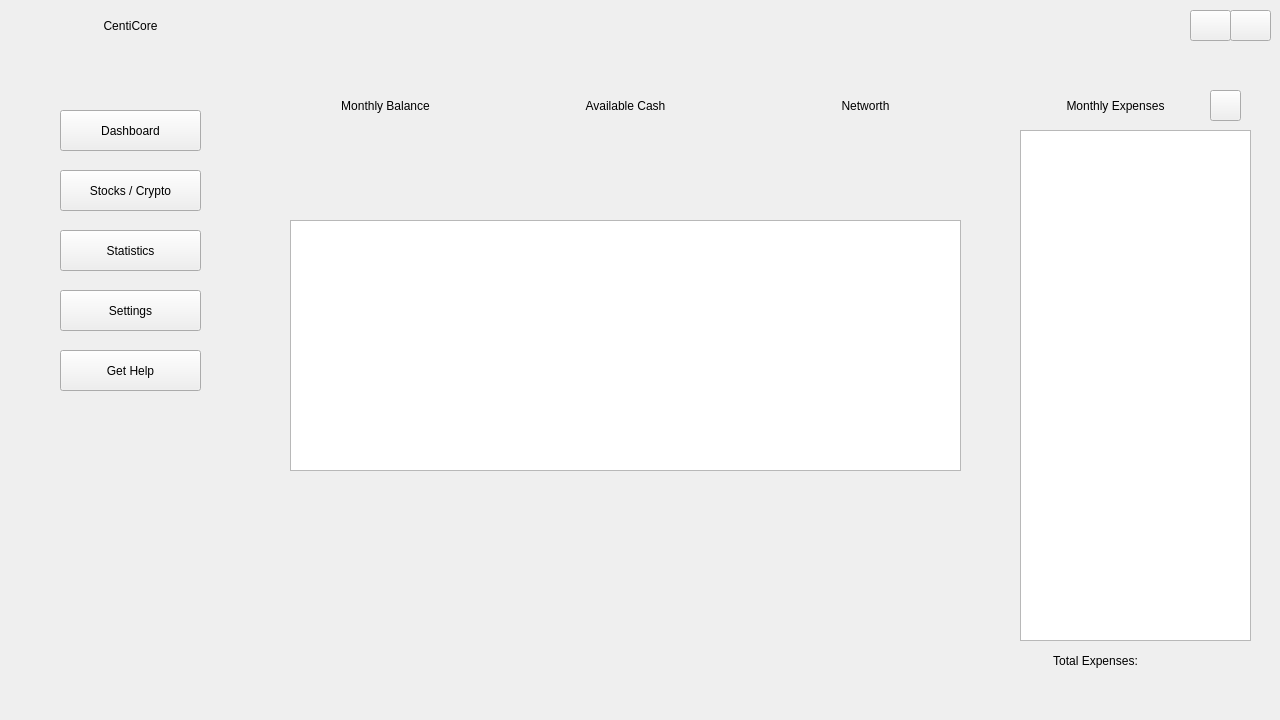
Above: src/view/ui/main_page.ui from OmerElmaliach/CentiCore before the change. Below: the same form after it.
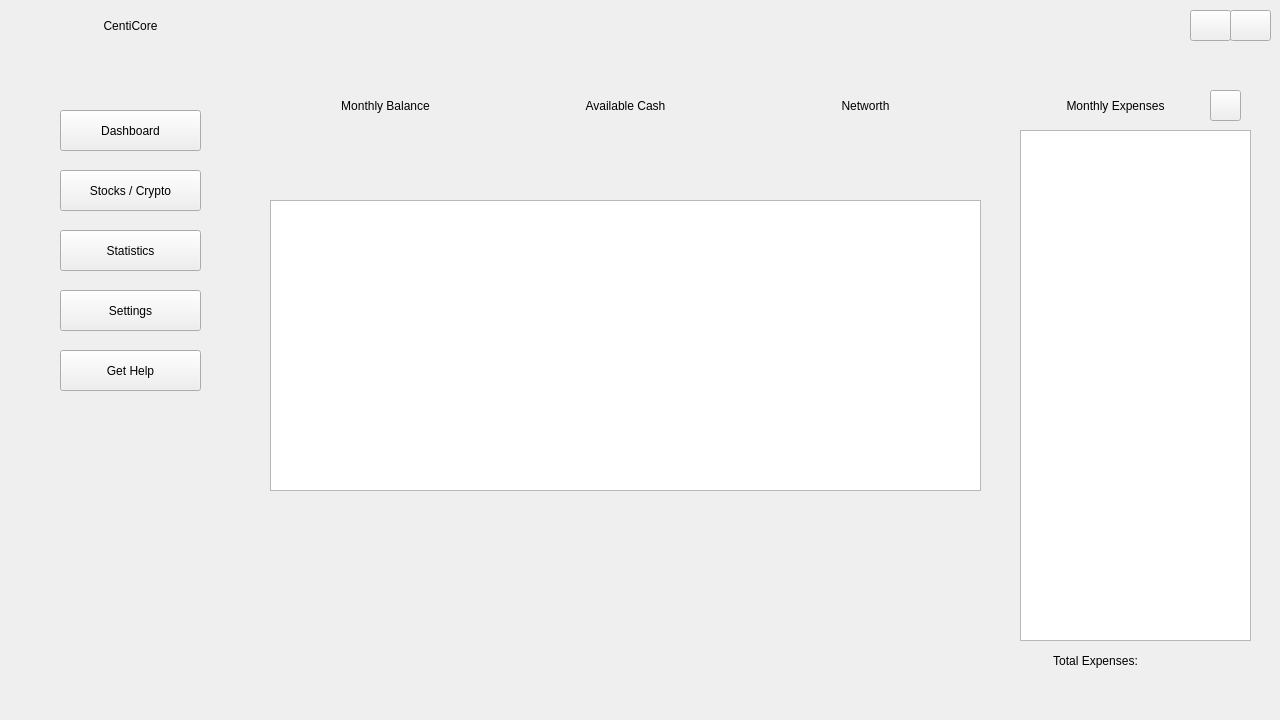
That is the form after the change. Icons and pictures are not drawn.

Commit message: Added stats for main page

```diff
--- a/src/view/ui/main_page.ui
+++ b/src/view/ui/main_page.ui
@@ -209,10 +209,10 @@
     <widget class="QGraphicsView" name="graph">
      <property name="geometry">
       <rect>
-       <x>20</x>
-       <y>20</y>
-       <width>671</width>
-       <height>251</height>
+       <x>0</x>
+       <y>0</y>
+       <width>711</width>
+       <height>291</height>
       </rect>
      </property>
     </widget>
```
The commit also changes 9 other files.
